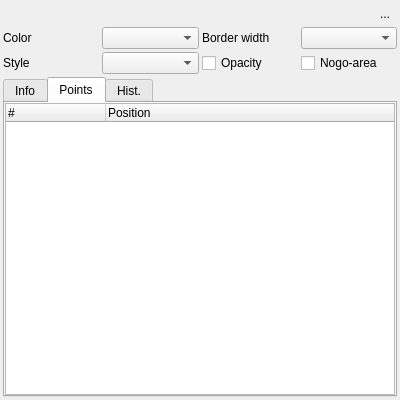
This is src/qmapshack/gis/ovl/IDetailsOvlArea.ui in Maproom/qmapshack as Qt 5 draws it before an edit. The edited form follows.
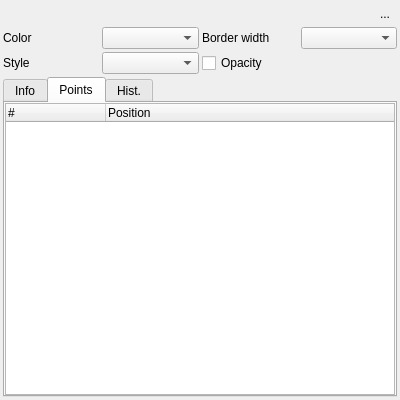
This is the edited form. Icons and pictures are not drawn. Custom widgets are drawn as their Qt base class.

Commit message: polish display of nogo-feature

The edit to the form file:
```diff
--- a/src/qmapshack/gis/ovl/IDetailsOvlArea.ui
+++ b/src/qmapshack/gis/ovl/IDetailsOvlArea.ui
@@ -224,13 +224,6 @@
        </property>
       </widget>
      </item>
-     <item row="1" column="3">
-      <widget class="QCheckBox" name="checkNogo">
-       <property name="text">
-        <string>Nogo-area</string>
-       </property>
-      </widget>
-     </item>
     </layout>
    </item>
    <item>
```
Left out of the diff: 30 changed lines with no effect on the pictures. The commit also changes 17 other files.
